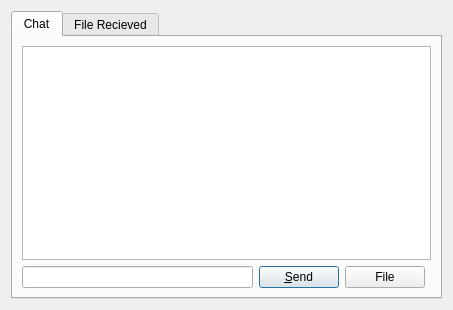
Above: chatdialog.ui from shaan7/Kapotah before the change. Below: the same form after it.
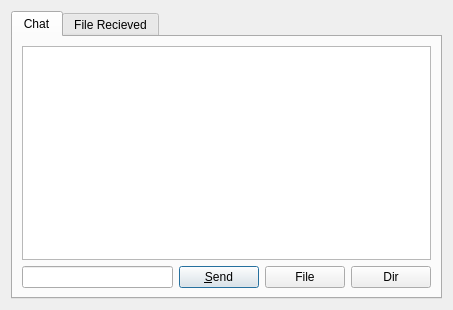
That is the form after the change.

What changed in the file:
```diff
--- a/chatdialog.ui
+++ b/chatdialog.ui
@@ -60,6 +60,16 @@
          </property>
         </widget>
        </item>
+       <item row="1" column="3">
+        <widget class="QPushButton" name="dirButton">
+         <property name="text">
+          <string>Dir</string>
+         </property>
+         <property name="autoDefault">
+          <bool>false</bool>
+         </property>
+        </widget>
+       </item>
       </layout>
      </widget>
      <widget class="QWidget" name="tabFileTransfer">
```
Left out of the diff: 8 changed lines with no effect on the pictures.
